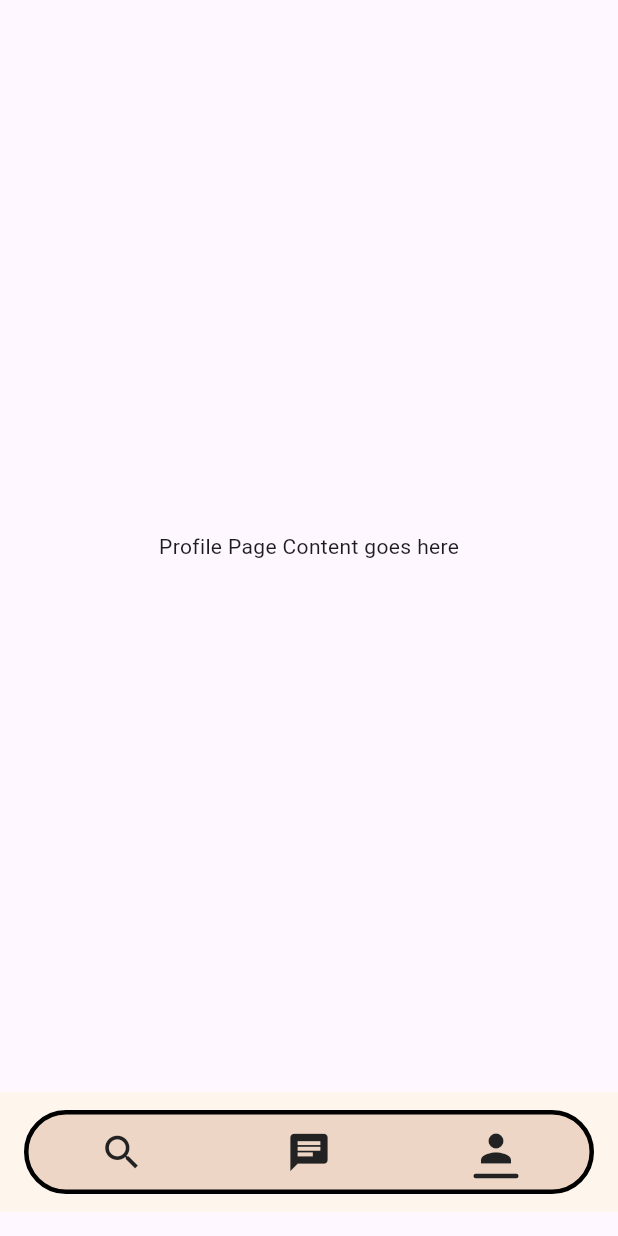
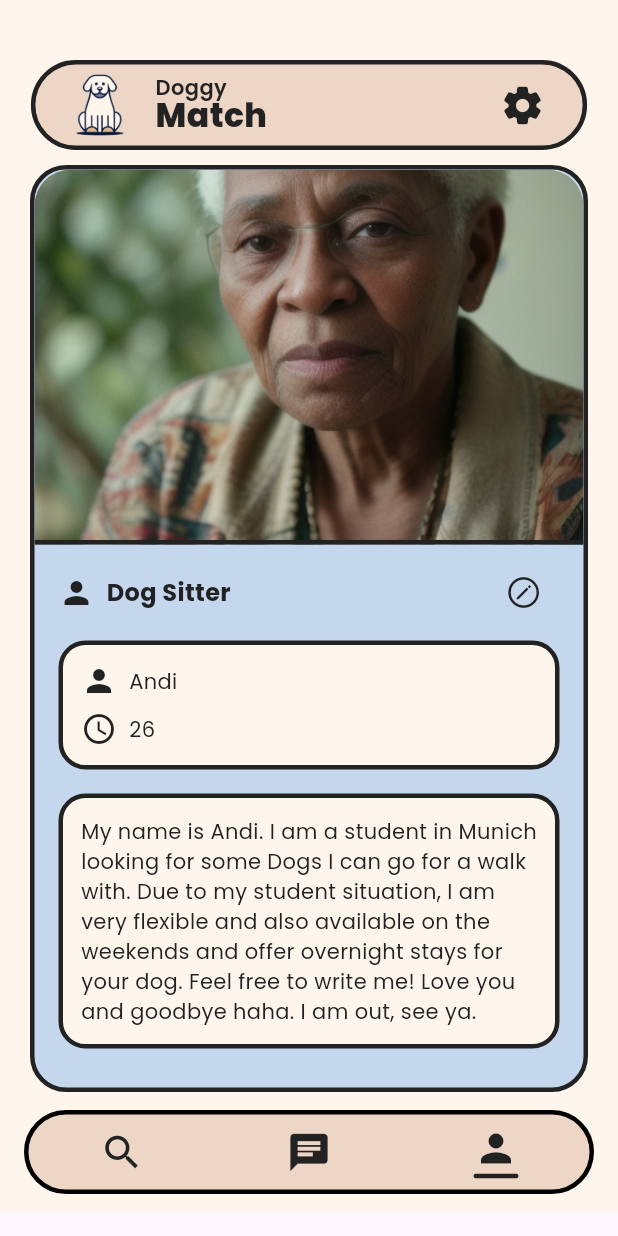
Before and after one commit to simonroedig/DoggyMatch, a Flutter app: the screen it shows after launch, item 2 of the bottom bar chosen, after a tap on the "person" icon, on a phone screen of 412 x 824 dp. Run offline on Flutter 3.47's test engine with Material 3 defaults, Android fonts, the phone set to English and light mode, and no system bars; project files that could hold a hidden picture were left out.

Commit message:
implemented profile tab for dog sitter

```diff
--- a/lib/colors.dart
+++ b/lib/colors.dart
@@ -6,6 +6,7 @@ class AppColors {
   static const Color brownDarkest = Color(0xFF9C4116);
 
   static const Color bg = Color(0xFFFEF6ED);
+  static const Color bg2 = Color(0xFFfef7ff);
   static const Color customBlack = Color(0xFF222222);
   static const Color deepPurple = Color(0xFF061939);
   static const Color lightPurple = Color(0xFF8485AD);
--- a/lib/pages/profile_page.dart
+++ b/lib/pages/profile_page.dart
@@ -1,14 +1,35 @@
-// File: profile_page.dart
-
+import 'package:doggymatch_flutter/colors.dart';
 import 'package:flutter/material.dart';
+import 'package:doggymatch_flutter/widgets/custom_app_bar.dart';
+import 'package:doggymatch_flutter/pages/setting_page.dart';
+import 'package:doggymatch_flutter/widgets/profile_widget.dart';
 
 class ProfilePage extends StatelessWidget {
   const ProfilePage({super.key});
 
+  void _navigateToSettings(BuildContext context) {
+    Navigator.of(context).push(
+      MaterialPageRoute(
+        builder: (context) => const SettingsPage(),
+      ),
+    );
+  }
+
   @override
   Widget build(BuildContext context) {
-    return const Center(
-      child: Text("Profile Page Content goes here"),
+    return Scaffold(
+      backgroundColor: AppColors.bg,
+      body: Column(
+        children: [
+          CustomAppBar(
+            showFilterIcon: false,
+            onSettingsPressed: () => _navigateToSettings(context),
+          ),
+          const Expanded(
+            child: ProfileWidget(),
+          ),
+        ],
+      ),
     );
   }
 }
--- a/lib/pages/search_page.dart
+++ b/lib/pages/search_page.dart
@@ -26,6 +26,7 @@ class SearchPageState extends State<SearchPage> {
         CustomAppBar(
           isFilterOpen: _isFilterOpen,
           toggleFilter: _toggleFilter,
+          showFilterIcon: true,
         ),
         Expanded(
           child: Stack(
--- /dev/null
+++ b/lib/pages/setting_page.dart
@@ -0,0 +1,17 @@
+import 'package:flutter/material.dart';
+
+class SettingsPage extends StatelessWidget {
+  const SettingsPage({super.key});
+
+  @override
+  Widget build(BuildContext context) {
+    return Scaffold(
+      appBar: AppBar(
+        title: const Text('Settings'),
+      ),
+      body: const Center(
+        child: Text("Settings Page Content goes here"),
+      ),
+    );
+  }
+}
--- a/lib/widgets/custom_app_bar.dart
+++ b/lib/widgets/custom_app_bar.dart
@@ -3,12 +3,16 @@ import 'package:doggymatch_flutter/colors.dart';
 
 class CustomAppBar extends StatelessWidget implements PreferredSizeWidget {
   final bool isFilterOpen;
-  final VoidCallback toggleFilter;
+  final VoidCallback? toggleFilter;
+  final bool showFilterIcon;
+  final VoidCallback? onSettingsPressed;
 
   const CustomAppBar({
     super.key,
-    required this.isFilterOpen,
-    required this.toggleFilter,
+    this.isFilterOpen = false,
+    this.toggleFilter,
+    this.showFilterIcon = true,
+    this.onSettingsPressed,
   });
 
   @override
@@ -16,7 +20,12 @@ class CustomAppBar extends StatelessWidget implements PreferredSizeWidget {
 
   @override
   Widget build(BuildContext context) {
-    return Padding(
+    return AppBar(
+      backgroundColor: AppColors.bg,
+      elevation: 0, // Remove shadow
+      automaticallyImplyLeading:
+          false, // Remove default back button if not needed
+      flexibleSpace: Padding(
         padding: const EdgeInsets.only(
             top: 40.0, left: 16.0, right: 16.0, bottom: 10.0),
         child: Center(
@@ -27,7 +36,8 @@ class CustomAppBar extends StatelessWidget implements PreferredSizeWidget {
                 width: MediaQuery.of(context).size.width * 0.9,
                 height: 60.0,
                 decoration: BoxDecoration(
-                color: AppColors.brownLightest,
+                  color:
+                      AppColors.brownLightest, // Container color remains as is
                   borderRadius: BorderRadius.circular(80.0),
                   border: Border.all(
                     color: AppColors.customBlack,
@@ -73,10 +83,21 @@ class CustomAppBar extends StatelessWidget implements PreferredSizeWidget {
                         ),
                       ],
                     ),
+                    if (showFilterIcon)
                       IconButton(
-                    icon: Icon(isFilterOpen ? Icons.close : Icons.filter_list,
-                        size: 30.0),
+                        icon: Icon(
+                          isFilterOpen
+                              ? Icons.close_rounded
+                              : Icons.filter_list_rounded,
+                          size: 30.0,
+                        ),
                         onPressed: toggleFilter,
+                        color: AppColors.customBlack,
+                      )
+                    else
+                      IconButton(
+                        icon: const Icon(Icons.settings_rounded, size: 30.0),
+                        onPressed: onSettingsPressed,
                         color: AppColors.customBlack,
                       ),
                   ],
@@ -85,6 +106,7 @@ class CustomAppBar extends StatelessWidget implements PreferredSizeWidget {
             ],
           ),
         ),
+      ),
     );
   }
 }
--- a/lib/widgets/filter_menu.dart
+++ b/lib/widgets/filter_menu.dart
@@ -10,8 +10,8 @@ class FilterMenu extends StatefulWidget {
 
 class FilterMenuState extends State<FilterMenu> {
   double _currentDistanceValue = 0.1; // Initial distance value
-  bool _isDogSelected = true; // Track if "Dog" is selected
-  bool _isBorrowersSelected = false; // Track if "Borrowers" is selected
+  bool _isDogOwnerSelected = true; // Track if "Dog" is selected
+  bool _isDogSitterSelected = false; // Track if "Borrowers" is selected
 
   @override
   Widget build(BuildContext context) {
@@ -24,7 +24,7 @@ class FilterMenuState extends State<FilterMenu> {
         height: MediaQuery.of(context).size.height * 0.5,
         decoration: BoxDecoration(
           color: AppColors.greyLightest,
-          borderRadius: BorderRadius.circular(35.0),
+          borderRadius: BorderRadius.circular(24.0),
           border: Border.all(
             color: AppColors.customBlack,
             width: 3.0,
@@ -58,11 +58,11 @@ class FilterMenuState extends State<FilterMenu> {
             const SizedBox(height: 10.0),
             _buildSelectionMenu(
               icon: Icons.pets,
-              text: "Dogs",
-              isSelected: _isDogSelected,
+              text: "Dog Owner",
+              isSelected: _isDogOwnerSelected,
               onTap: () {
                 setState(() {
-                  _isDogSelected = !_isDogSelected;
+                  _isDogOwnerSelected = !_isDogOwnerSelected;
                   _ensureAtLeastOneSelected();
                 });
               },
@@ -70,11 +70,11 @@ class FilterMenuState extends State<FilterMenu> {
             const SizedBox(height: 10.0),
             _buildSelectionMenu(
               icon: Icons.person,
-              text: "Borrowers",
-              isSelected: _isBorrowersSelected,
+              text: "Dog Sitter",
+              isSelected: _isDogSitterSelected,
               onTap: () {
                 setState(() {
-                  _isBorrowersSelected = !_isBorrowersSelected;
+                  _isDogSitterSelected = !_isDogSitterSelected;
                   _ensureAtLeastOneSelected();
                 });
               },
@@ -102,7 +102,7 @@ class FilterMenuState extends State<FilterMenu> {
                       1, // Adjust slider width here
                   child: Slider(
                     thumbColor: AppColors.brownDarkest,
-                    activeColor: AppColors.brownLight,
+                    activeColor: AppColors.brownDarkest,
                     inactiveColor: AppColors.brownLight,
                     value: _currentDistanceValue,
                     min: 0.1,
@@ -160,7 +160,7 @@ class FilterMenuState extends State<FilterMenu> {
             ),
             if (isSelected)
               const Icon(
-                Icons.check,
+                Icons.check_rounded,
                 color: AppColors.customBlack,
               ),
           ],
@@ -170,9 +170,9 @@ class FilterMenuState extends State<FilterMenu> {
   }
 
   void _ensureAtLeastOneSelected() {
-    if (!_isDogSelected && !_isBorrowersSelected) {
+    if (!_isDogOwnerSelected && !_isDogSitterSelected) {
       // If both are deselected, automatically select Dogs by default
-      _isDogSelected = true;
+      _isDogOwnerSelected = true;
     }
   }
 }
--- /dev/null
+++ b/lib/widgets/profile_widget.dart
@@ -0,0 +1,170 @@
+import 'package:flutter/material.dart';
+import 'package:doggymatch_flutter/colors.dart';
+import 'package:flutter/cupertino.dart';
+
+class ProfileWidget extends StatelessWidget {
+  const ProfileWidget({super.key});
+
+  @override
+  Widget build(BuildContext context) {
+    return Container(
+      margin: const EdgeInsets.symmetric(horizontal: 20.0),
+      decoration: BoxDecoration(
+        color: AppColors.accent1,
+        borderRadius: BorderRadius.circular(24.0),
+        border: Border.all(
+          color: AppColors.customBlack,
+          width: 3.0,
+        ),
+      ),
+      child: ClipRRect(
+        borderRadius: BorderRadius.circular(24.0),
+        child: Column(
+          children: [
+            Expanded(
+              child: SingleChildScrollView(
+                child: Column(
+                  children: [
+                    // Image with bottom stroke
+                    Stack(
+                      children: [
+                        ClipRRect(
+                          borderRadius: const BorderRadius.vertical(
+                            top: Radius.circular(24.0),
+                          ),
+                          child: Image.asset(
+                            'assets/icons/zz.png',
+                            height: 250,
+                            width: double.infinity,
+                            fit: BoxFit.cover,
+                          ),
+                        ),
+                        Positioned(
+                          bottom: 0,
+                          left: 0,
+                          right: 0,
+                          child: Container(
+                            height: 3.0,
+                            color: AppColors.customBlack,
+                          ),
+                        ),
+                      ],
+                    ),
+                    // Content below the image
+                    Padding(
+                      padding: const EdgeInsets.symmetric(
+                          horizontal: 16.0, vertical: 8.0),
+                      child: Column(
+                        crossAxisAlignment: CrossAxisAlignment.start,
+                        children: [
+                          Row(
+                            mainAxisAlignment: MainAxisAlignment.spaceBetween,
+                            children: [
+                              const Row(
+                                children: [
+                                  Icon(Icons.person,
+                                      color: AppColors.customBlack),
+                                  SizedBox(width: 8.0),
+                                  Text(
+                                    'Dog Sitter',
+                                    style: TextStyle(
+                                      fontFamily: 'Poppins',
+                                      fontSize: 16,
+                                      fontWeight: FontWeight.bold,
+                                      color: AppColors.customBlack,
+                                    ),
+                                  ),
+                                ],
+                              ),
+                              IconButton(
+                                icon: const Icon(CupertinoIcons.pencil_circle,
+                                    color: AppColors.customBlack),
+                                onPressed: () {
+                                  // Edit functionality here
+                                },
+                              ),
+                            ],
+                          ),
+                          // First Section (Name and Age)
+                          Container(
+                            margin: const EdgeInsets.symmetric(vertical: 8.0),
+                            padding: const EdgeInsets.all(12.0),
+                            decoration: BoxDecoration(
+                              color: AppColors.bg,
+                              borderRadius: BorderRadius.circular(18.0),
+                              border: Border.all(
+                                color: AppColors.customBlack,
+                                width: 3.0,
+                              ),
+                            ),
+                            child: const Column(
+                              crossAxisAlignment: CrossAxisAlignment.start,
+                              children: [
+                                Row(
+                                  children: [
+                                    Icon(Icons.person,
+                                        color: AppColors.customBlack),
+                                    SizedBox(width: 8.0),
+                                    Text(
+                                      'Andi',
+                                      style: TextStyle(
+                                        fontFamily: 'Poppins',
+                                        fontSize: 14,
+                                        color: AppColors.customBlack,
+                                      ),
+                                    ),
+                                  ],
+                                ),
+                                SizedBox(height: 8.0),
+                                Row(
+                                  children: [
+                                    Icon(Icons.access_time,
+                                        color: AppColors.customBlack),
+                                    SizedBox(width: 8.0),
+                                    Text(
+                                      '26',
+                                      style: TextStyle(
+                                        fontFamily: 'Poppins',
+                                        fontSize: 14,
+                                        color: AppColors.customBlack,
+                                      ),
+                                    ),
+                                  ],
+                                ),
+                              ],
+                            ),
+                          ),
+                          // Second Section (Description)
+                          Container(
+                            margin: const EdgeInsets.symmetric(vertical: 8.0),
+                            padding: const EdgeInsets.all(12.0),
+                            decoration: BoxDecoration(
+                              color: AppColors.bg,
+                              borderRadius: BorderRadius.circular(18.0),
+                              border: Border.all(
+                                color: AppColors.customBlack,
+                                width: 3.0,
+                              ),
+                            ),
+                            child: const Text(
+                              'My name is Andi. I am a student in Munich looking for some Dogs I can go for a walk with. Due to my student situation, I am very flexible and also available on the weekends and offer overnight stays for your dog. Feel free to write me! Love you and goodbye haha. I am out, see ya.',
+                              style: TextStyle(
+                                fontFamily: 'Poppins',
+                                fontSize: 14,
+                                color: AppColors.customBlack,
+                              ),
+                            ),
+                          ),
+                        ],
+                      ),
+                    ),
+                  ],
+                ),
+              ),
+            ),
+          ],
+        ),
+      ),
+    );
+  }
+}
```
Also changed, not shown: assets/icons/zz.png (added), assets/img/profile.jpeg (added), assets/img/profile.png (added). Lines whose indentation alone changed are shown as unchanged.
